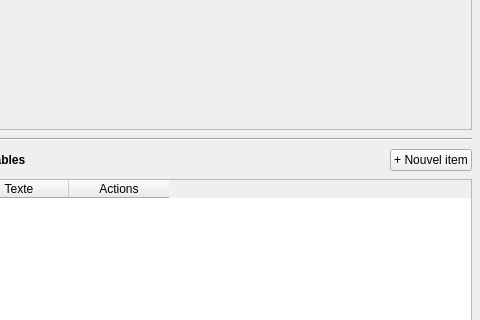
This is r6_navigator/ui/qt/forms/tabquestions.ui in damienraczy/IOD_Core_R6_navigator as Qt 5 draws it before an edit; both pictures show x 140 to 620 and y 211 to 531 of the 620 by 700 pixel window. The edited form follows.
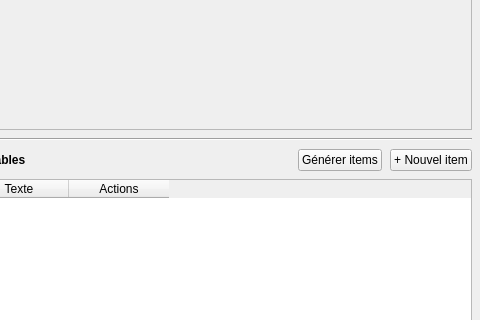
This is the edited form.

Commit message: decompose AI generation into 5 independent steps, drop observable field, add generate buttons

The edit to the form file:
```diff
--- a/r6_navigator/ui/qt/forms/tabquestions.ui
+++ b/r6_navigator/ui/qt/forms/tabquestions.ui
@@ -102,6 +102,12 @@
        </property>
       </spacer>
      </item>
+     <item>
+      <widget class="QPushButton" name="btn_generer_items">
+       <property name="text"><string>Générer items</string></property>
+       <property name="toolTip"><string>Générer les manifestations observables via IA</string></property>
+      </widget>
+     </item>
      <item>
       <widget class="QPushButton" name="btn_new_item">
        <property name="text"><string>+ Nouvel item</string></property>
```
The commit also changes 27 other files.
